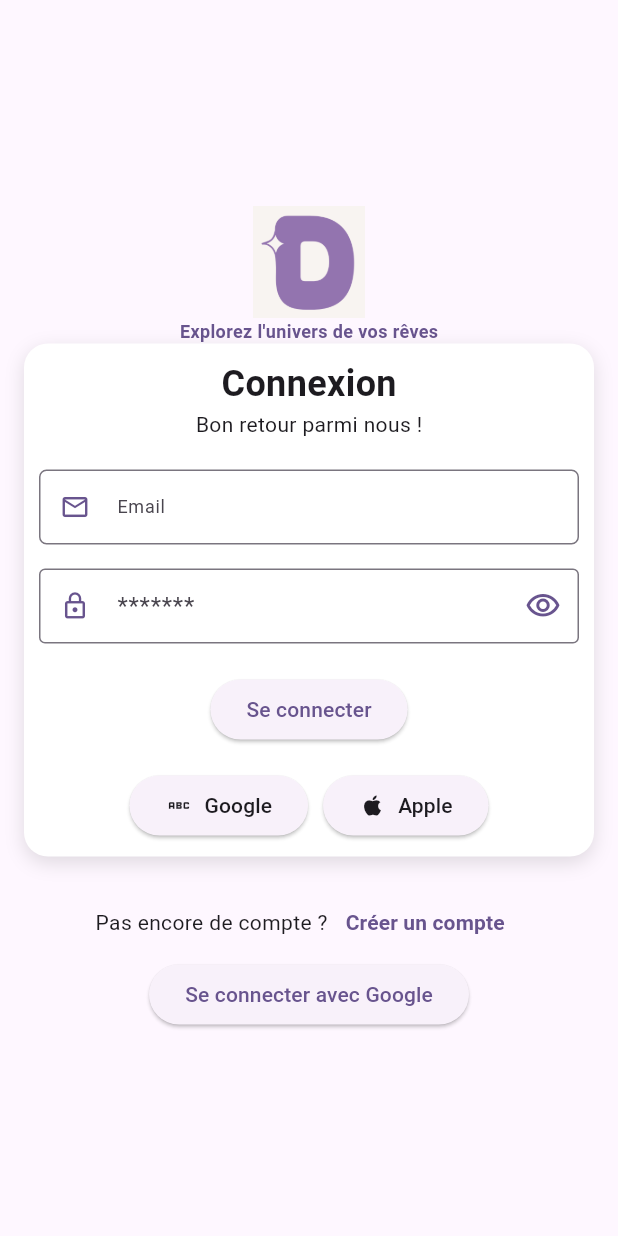
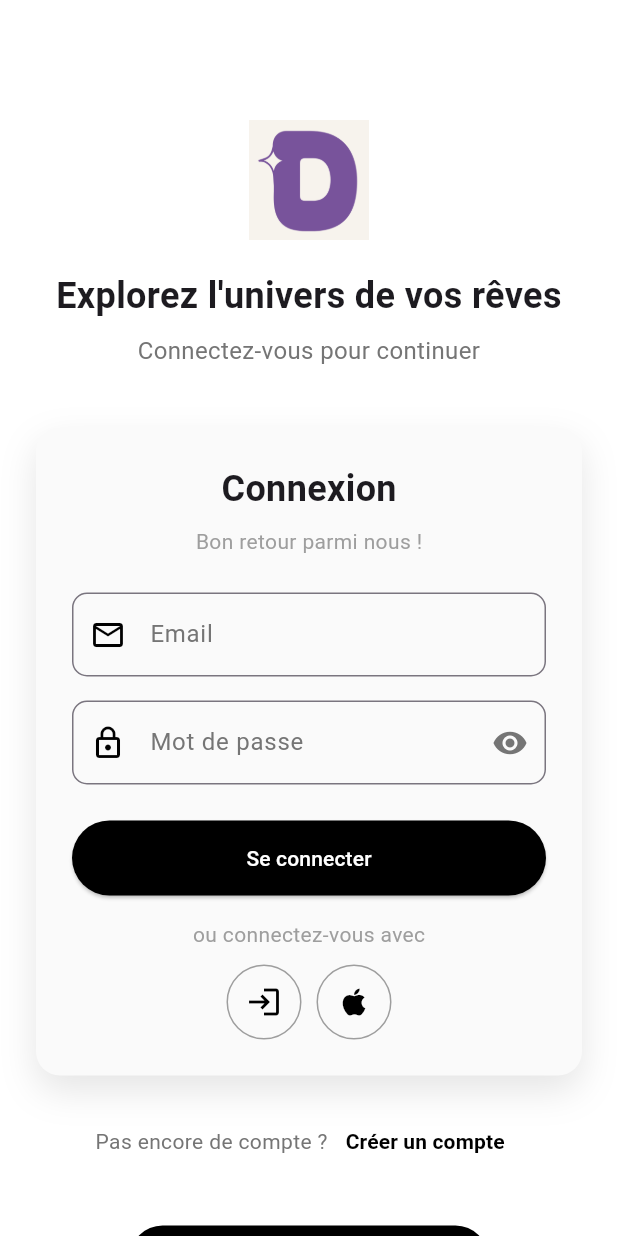
Before and after one commit to conseil-benjamin/dreamary_flutter, a Flutter app: the screen it shows after launch, on a phone screen of 412 x 824 dp. Run offline on Flutter 3.47's test engine with Material 3 defaults, Android fonts, the light colour scheme and no system bars; our stand-ins replace animate_do, firebase_auth, firebase_core, google_sign_in; accounts and stored records are empty.

Commit message:
style: trying some new style changes

```diff
--- a/lib/features/auth/presentation/pages/login_screen.dart
+++ b/lib/features/auth/presentation/pages/login_screen.dart
@@ -1,60 +1,77 @@
-import 'package:dreamary_flutter/features/auth/presentation/widgets/Header_login_sign_up.dart';
-import 'package:dreamary_flutter/features/auth/presentation/widgets/TextRedirection.dart';
 import 'package:flutter/material.dart';
+import 'package:firebase_auth/firebase_auth.dart';
 import 'package:google_sign_in/google_sign_in.dart';
+import '../widgets/Header_login_sign_up.dart';
+import '../widgets/TextRedirection.dart';
 import '../widgets/login_form.dart';
-import 'package:firebase_auth/firebase_auth.dart';
 
 class LoginScreen extends StatelessWidget {
   const LoginScreen({super.key});
 
   Future<UserCredential> signInWithGoogle() async {
-    // Trigger the authentication flow
     final GoogleSignInAccount? googleUser = await GoogleSignIn().signIn();
-
-    // Obtain the auth details from the request
     final GoogleSignInAuthentication? googleAuth = await googleUser?.authentication;
-
-    // Create a new credential
     final credential = GoogleAuthProvider.credential(
       accessToken: googleAuth?.accessToken,
       idToken: googleAuth?.idToken,
     );
-
-    // Once signed in, return the UserCredential
     return await FirebaseAuth.instance.signInWithCredential(credential);
   }
-
 
   @override
   Widget build(BuildContext context) {
     return Scaffold(
-      body: Center(
+      backgroundColor: Colors.white,
+      body: SingleChildScrollView(
+        child: Padding(
+          padding: const EdgeInsets.symmetric(horizontal: 24.0),
           child: Column(
-          mainAxisAlignment: MainAxisAlignment.center,
             children: [
-            HeaderLoginSignUp(title: 'Explorez l\'univers de vos rêves', subtitle: ''),
+              const SizedBox(height: 80),
+              const HeaderLoginSignUp(
+                title: 'Explorez l\'univers de vos rêves',
+                subtitle: 'Connectez-vous pour continuer',
+              ),
+              const SizedBox(height: 40),
               const LoginForm(),
               const SizedBox(height: 20),
-            TextRedirection(text: 'Pas encore de compte ?', subText: 'Créer un compte'),
-            ElevatedButton(
+              TextRedirection(
+                text: 'Pas encore de compte ?',
+                subText: 'Créer un compte',
+                onPressed: () => Navigator.pushNamed(context, '/register'),
+              ),
+              const SizedBox(height: 30),
+              ElevatedButton.icon(
                 onPressed: () {
                   signInWithGoogle().then((UserCredential userCredential) {
-                  Text("Connexion réussie : ${userCredential.user?.displayName}");
                     ScaffoldMessenger.of(context).showSnackBar(
-                    SnackBar(content: Text('Connexion réussie : ${userCredential.user?.displayName}')),
+                      SnackBar(
+                        content: Text('Connexion réussie : ${userCredential.user?.displayName}'),
+                        backgroundColor: Colors.green,
+                      ),
                     );
                   }).catchError((error) {
-                  // Handle error
                     ScaffoldMessenger.of(context).showSnackBar(
-                    SnackBar(content: Text('Erreur de connexion : $error')),
+                      SnackBar(
+                        content: Text('Erreur de connexion : $error'),
+                        backgroundColor: Colors.red,
+                      ),
                     );
-                  print("Erreur de connexion : $error");
                   });
                 },
-              child: Text('Se connecter avec Google')
+                style: ElevatedButton.styleFrom(
+                  backgroundColor: Colors.black,
+                  padding: const EdgeInsets.symmetric(horizontal: 24, vertical: 12),
+                  shape: RoundedRectangleBorder(
+                    borderRadius: BorderRadius.circular(30),
+                  ),
+                  elevation: 0,
+                ),
+                icon: const Icon(Icons.login, color: Colors.white),
+                label: const Text('Se connecter avec Google', style: TextStyle(color: Colors.white)),
               ),
             ],
+          ),
         ),
       ),
     );
--- a/lib/features/auth/presentation/widgets/AccountButton.dart
+++ b/lib/features/auth/presentation/widgets/AccountButton.dart
@@ -1,34 +1,24 @@
-import 'package:flutter/cupertino.dart';
 import 'package:flutter/material.dart';
 
-class ButtonAccount extends StatelessWidget{
+class AccountButton extends StatelessWidget {
   final String text;
 
-  const ButtonAccount({super.key, required this.text});
+  const AccountButton({super.key, required this.text});
 
   @override
   Widget build(BuildContext context) {
-    return Row(
-      mainAxisAlignment: MainAxisAlignment.center,
-      children: [
-        ElevatedButton(
-          onPressed: () {
-            // Action pour le bouton "Créer un compte"
-          },
-          child: Row(
-            mainAxisSize: MainAxisSize.min,
-            children: [
-              text == 'Google' ? Icon(Icons.abc, color: Theme.of(context).colorScheme.onSurface) :
-              Icon(Icons.apple, color: Theme.of(context).colorScheme.onSurface),
-              SizedBox(width: 8),
-              Text(
-                text,
-                style: TextStyle(color: Theme.of(context).colorScheme.onSurface),
-              ),
-            ],
-          )
+    return Container(
+      decoration: BoxDecoration(
+        shape: BoxShape.circle,
+        border: Border.all(color: Colors.grey),
+      ),
+      child: IconButton(
+        icon: Icon(
+          text == 'Google' ? Icons.login : Icons.apple,
+          color: Colors.black,
         ),
-      ],
+        onPressed: () {},
+      ),
     );
   }
 }
--- a/lib/features/auth/presentation/widgets/Header_login_sign_up.dart
+++ b/lib/features/auth/presentation/widgets/Header_login_sign_up.dart
@@ -1,6 +1,5 @@
+import 'package:flutter/material.dart';
 import 'package:animate_do/animate_do.dart';
-import 'package:flutter/cupertino.dart';
-import 'package:flutter/material.dart';
 
 class HeaderLoginSignUp extends StatelessWidget {
   final String title;
@@ -15,28 +14,34 @@ class HeaderLoginSignUp extends StatelessWidget {
   @override
   Widget build(BuildContext context) {
     return Column(
-      mainAxisAlignment: MainAxisAlignment.center,
       children: [
         FadeInDown(
           child: Image.asset(
             'assets/images/Dreamary.png',
-            height: 75,
-            width: 75,
+            height: 80,
+            width: 80,
             fit: BoxFit.cover,
-            opacity: const AlwaysStoppedAnimation(0.8),
           ),
         ),
+        const SizedBox(height: 20),
         Text(
           title,
+          style: const TextStyle(
+            fontSize: 24,
+            fontWeight: FontWeight.bold,
+          ),
+          textAlign: TextAlign.center,
+        ),
+        const SizedBox(height: 8),
+        Text(
+          subtitle,
           style: TextStyle(
-            fontSize: 12,
-            fontWeight: FontWeight.bold,
-            color: Theme.of(context).colorScheme.primary,
+            fontSize: 16,
+            color: Colors.grey[600],
           ),
+          textAlign: TextAlign.center,
         ),
-        subtitle.length > 0 ? Text(subtitle) : const SizedBox.shrink(),
       ],
     );
-    throw UnimplementedError();
   }
 }
--- a/lib/features/auth/presentation/widgets/TextRedirection.dart
+++ b/lib/features/auth/presentation/widgets/TextRedirection.dart
@@ -1,14 +1,15 @@
-import 'package:flutter/cupertino.dart';
 import 'package:flutter/material.dart';
 
 class TextRedirection extends StatelessWidget {
   final String text;
   final String subText;
+  final VoidCallback onPressed;
 
   const TextRedirection({
     super.key,
     required this.text,
     required this.subText,
+    required this.onPressed,
   });
 
   @override
@@ -16,19 +17,19 @@ class TextRedirection extends StatelessWidget {
     return Row(
       mainAxisAlignment: MainAxisAlignment.center,
       children: [
-        Text(text),
+        Text(text, style: TextStyle(color: Colors.grey[600])),
         TextButton(
-          onPressed: () {
-            text == 'Déjà un compte ?' ? Navigator.pushNamed(context, '/login') : Navigator.pushNamed(context, '/register');
-          },
+          onPressed: onPressed,
+          style: TextButton.styleFrom(
+            foregroundColor: Colors.black,
+          ),
           child: Text(
             subText,
-            style: TextStyle(
-              color: Theme.of(context).colorScheme.primary,
+            style: const TextStyle(
               fontWeight: FontWeight.bold,
             ),
-          )
-        )
+          ),
+        ),
       ],
     );
   }
--- a/lib/features/auth/presentation/widgets/account_login.dart
+++ b/lib/features/auth/presentation/widgets/account_login.dart
@@ -1,22 +1,23 @@
-import 'package:dreamary_flutter/features/auth/presentation/widgets/AccountButton.dart';
 import 'package:flutter/material.dart';
+import 'AccountButton.dart';
 
-class AccountLogin extends StatefulWidget {
+class AccountLogin extends StatelessWidget {
   const AccountLogin({Key? key}) : super(key: key);
 
   @override
-    State<AccountLogin> createState() => _AccountLoginState();
-}
-
-class _AccountLoginState extends State<AccountLogin> {
-    @override
   Widget build(BuildContext context) {
-       return Row(
+    return const Column(
+      children: [
+        Text('ou connectez-vous avec', style: TextStyle(color: Colors.grey)),
+        SizedBox(height: 10),
+        Row(
           mainAxisAlignment: MainAxisAlignment.center,
           children: [
-                ButtonAccount(text: 'Google',),
+            AccountButton(text: 'Google'),
             SizedBox(width: 10),
-                ButtonAccount(text: 'Apple'),
+            AccountButton(text: 'Apple'),
+          ],
+        ),
       ],
     );
   }
--- a/lib/features/auth/presentation/widgets/email_field.dart
+++ b/lib/features/auth/presentation/widgets/email_field.dart
@@ -1,39 +1,29 @@
-import 'package:flutter/cupertino.dart';
 import 'package:flutter/material.dart';
 
-class EmailField extends StatefulWidget {
+class EmailField extends StatelessWidget {
   final ValueChanged<String> onChanged;
 
-  const EmailField({required this.onChanged, super.key});
+  const EmailField({super.key, required this.onChanged});
 
-  @override
-  State<EmailField> createState() => _EmailFieldState();
-}
-
-class _EmailFieldState extends State<EmailField> {
   @override
   Widget build(BuildContext context) {
     return TextFormField(
       decoration: InputDecoration(
-          label: Text(
-            style: new TextStyle(
-              fontSize: 12,
-            ),
-              'Email'
-          ),
-          prefixIcon: Icon(Icons.email_outlined, color: Theme.of(context).colorScheme.primary, size: 20),
-          border: OutlineInputBorder(
-            borderRadius: BorderRadius.circular(5),
-            borderSide: BorderSide(color: Theme.of(context).colorScheme.error, width: 0.1),
-          ),
+        labelText: 'Email',
+        labelStyle: TextStyle(color: Colors.grey[600]),
+        prefixIcon: const Icon(Icons.email_outlined, color: Colors.black),
+        border: OutlineInputBorder(
+          borderRadius: BorderRadius.circular(10),
+          borderSide: BorderSide(color: Colors.grey[300]!),
+        ),
+        focusedBorder: OutlineInputBorder(
+          borderRadius: BorderRadius.circular(10),
+          borderSide: const BorderSide(color: Colors.black),
+        ),
       ),
-      style: new TextStyle(
-        color: Theme.of(context).colorScheme.primary,
-        fontSize: 12,
-      ),
-      onChanged: widget.onChanged,
-      validator: (value) =>
-      value != null && value.contains('@') ? null : 'Email invalide',
+      style: const TextStyle(color: Colors.black),
+      onChanged: onChanged,
+      validator: (value) => value != null && value.contains('@') ? null : 'Email invalide',
     );
   }
 }
--- a/lib/features/auth/presentation/widgets/login_form.dart
+++ b/lib/features/auth/presentation/widgets/login_form.dart
@@ -1,10 +1,7 @@
-import 'package:dreamary_flutter/features/auth/presentation/widgets/AccountButton.dart';
-import 'package:dreamary_flutter/features/auth/presentation/widgets/account_login.dart';
-import 'package:flutter/cupertino.dart';
 import 'package:flutter/material.dart';
 import 'email_field.dart';
 import 'password_field.dart';
-import 'package:animate_do/animate_do.dart';
+import 'account_login.dart';
 
 class LoginForm extends StatefulWidget {
   const LoginForm({super.key});
@@ -20,49 +17,51 @@ class _LoginFormState extends State<LoginForm> {
 
   void _submit() {
     if (_formKey.currentState!.validate()) {
-      // Faire appel à l’authentification
+      // Call authentication logic
     }
   }
 
   @override
   Widget build(BuildContext context) {
     return Container(
-      alignment: Alignment.topCenter,
-      padding: const EdgeInsets.all(10),
-      margin: const EdgeInsets.symmetric(horizontal: 16),
+      padding: const EdgeInsets.all(24),
       decoration: BoxDecoration(
-        color: Colors.white, // 🔹 Couleur de fond
-       // border: Border.all(
-         // color: Theme.of(context).colorScheme.primary, // 🔹 Couleur de la bordure
-         // width: 1,
-        //),
-        borderRadius: BorderRadius.circular(16), // 🔹 Coins arrondis
+        color: Colors.grey[50],
+        borderRadius: BorderRadius.circular(16),
         boxShadow: [
           BoxShadow(
-            color: Colors.black12,
-            blurRadius: 10,
-            offset: Offset(0, 4),
+            color: Colors.black.withOpacity(0.1),
+            blurRadius: 20,
+            offset: const Offset(0, 10),
           ),
         ],
       ),
       child: Form(
         key: _formKey,
         child: Column(
-          mainAxisAlignment: MainAxisAlignment.start,
           children: [
             const Text(
               'Connexion',
               style: TextStyle(fontSize: 24, fontWeight: FontWeight.bold),
             ),
-            const Text('Bon retour parmi nous !'),
-            const SizedBox(height: 20),
+            const SizedBox(height: 8),
+            const Text('Bon retour parmi nous !', style: TextStyle(color: Colors.grey)),
+            const SizedBox(height: 24),
             EmailField(onChanged: (val) => email = val),
             const SizedBox(height: 16),
             PasswordField(onChanged: (val) => password = val),
-            const SizedBox(height: 20),
+            const SizedBox(height: 24),
             ElevatedButton(
               onPressed: _submit,
-              child: const Text('Se connecter'),
+              style: ElevatedButton.styleFrom(
+                backgroundColor: Colors.black,
+                padding: const EdgeInsets.symmetric(vertical: 14),
+                shape: RoundedRectangleBorder(
+                  borderRadius: BorderRadius.circular(30),
+                ),
+                minimumSize: const Size(double.infinity, 50),
+              ),
+              child: const Text('Se connecter', style: TextStyle(color: Colors.white)),
             ),
             const SizedBox(height: 16),
             const AccountLogin(),
@@ -71,5 +70,4 @@ class _LoginFormState extends State<LoginForm> {
       ),
     );
   }
-
 }
--- a/lib/features/auth/presentation/widgets/password_field.dart
+++ b/lib/features/auth/presentation/widgets/password_field.dart
@@ -1,65 +1,50 @@
 import 'package:flutter/material.dart';
 
-// 1. Déclaration du Widget principal
 class PasswordField extends StatefulWidget {
   final ValueChanged<String> onChanged;
 
-  // Constructeur avec un paramètre requis
-  const PasswordField({Key? key, required this.onChanged}) : super(key: key);
+  const PasswordField({super.key, required this.onChanged});
 
-  // Lien vers l'état associé
   @override
-  _PasswordFieldState createState() => _PasswordFieldState();
+  State<PasswordField> createState() => _PasswordFieldState();
 }
 
-// 2. Classe d’état (mutable) du widget
 class _PasswordFieldState extends State<PasswordField> {
-  // 2.1 Variable d'état pour gérer la visibilité du mot de passe
   bool isObscure = true;
-  String password = '';
-  String labelInput = '*******';
 
-  // 2.2 Méthode pour basculer la visibilité
   void _toggleVisibility() {
     setState(() {
       isObscure = !isObscure;
     });
   }
 
-  // 2.3 Méthode build : ce qui est affiché à l’écran
   @override
   Widget build(BuildContext context) {
     return TextFormField(
-      obscureText: isObscure, // Utilise la variable d’état
+      obscureText: isObscure,
       decoration: InputDecoration(
-        labelText: labelInput,
-        prefixIcon: Icon(Icons.lock_outline, color: Theme.of(context).colorScheme.primary, size: 20),
+        labelText: 'Mot de passe',
+        labelStyle: TextStyle(color: Colors.grey[600]),
+        prefixIcon: const Icon(Icons.lock_outline, color: Colors.black),
         suffixIcon: IconButton(
           icon: Icon(
-            isObscure ? Icons.visibility_outlined : Icons.visibility_off_outlined,
-            color: Theme.of(context).colorScheme.primary,
+            isObscure ? Icons.visibility : Icons.visibility_off,
+            color: Colors.grey[600],
           ),
           onPressed: _toggleVisibility,
         ),
-        border: OutlineInputBorder(),
+        border: OutlineInputBorder(
+          borderRadius: BorderRadius.circular(10),
+          borderSide: BorderSide(color: Colors.grey[300]!),
+        ),
+        focusedBorder: OutlineInputBorder(
+          borderRadius: BorderRadius.circular(10),
+          borderSide: const BorderSide(color: Colors.black),
+        ),
       ),
-      onTap: () {
-        setState(() {
-          labelInput = 'Mot de passe';
-        });
-      },
-      onTapOutside: (_) {
-        setState(() {
-          labelInput = '*******';
-        });
-      },
-      style: TextStyle(
-        color: Theme.of(context).colorScheme.primary,
-        fontSize: 12,
-      ),
-      onChanged: widget.onChanged, // Appelle la fonction fournie par le parent
-      validator: (value) =>
-      value != null && value.length >= 6 ? null : 'Mot de passe invalide',
+      style: const TextStyle(color: Colors.black),
+      onChanged: widget.onChanged,
+      validator: (value) => value != null && value.length >= 6 ? null : 'Mot de passe invalide',
     );
   }
 }
```
Lines whose indentation alone changed are shown as unchanged.
